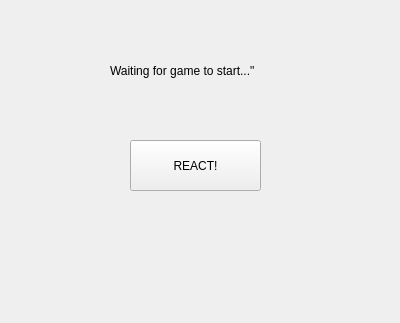
razanelbarougy/Cs-2-lab-project, file ChatClient/reactiongame.ui: the form before one commit.
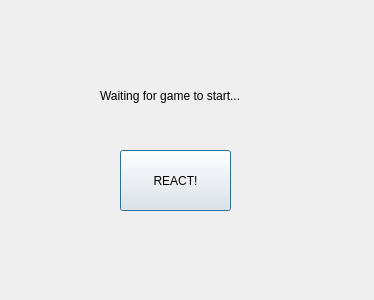
The form after the commit.

```diff
--- a/ChatClient/reactiongame.ui
+++ b/ChatClient/reactiongame.ui
@@ -1,44 +1,44 @@
 <?xml version="1.0" encoding="UTF-8"?>
 <ui version="4.0">
  <class>reactiongame</class>
- <widget class="QWidget" name="reactiongame">
+ <widget class="QDialog" name="reactiongame">
   <property name="geometry">
    <rect>
     <x>0</x>
     <y>0</y>
-    <width>400</width>
-    <height>323</height>
+    <width>374</width>
+    <height>300</height>
    </rect>
   </property>
   <property name="windowTitle">
    <string>Form</string>
   </property>
-  <widget class="QLabel" name="statusLabel">
-   <property name="geometry">
-    <rect>
-     <x>110</x>
-     <y>60</y>
-     <width>191</width>
-     <height>21</height>
-    </rect>
-   </property>
-   <property name="text">
-    <string>Waiting for game to start...&quot;</string>
-   </property>
-  </widget>
   <widget class="QPushButton" name="reactButton">
    <property name="geometry">
     <rect>
-     <x>130</x>
-     <y>140</y>
-     <width>131</width>
-     <height>51</height>
+     <x>120</x>
+     <y>150</y>
+     <width>111</width>
+     <height>61</height>
     </rect>
    </property>
    <property name="text">
     <string>REACT!</string>
    </property>
   </widget>
+  <widget class="QLabel" name="statusLabel">
+   <property name="geometry">
+    <rect>
+     <x>100</x>
+     <y>80</y>
+     <width>201</width>
+     <height>31</height>
+    </rect>
+   </property>
+   <property name="text">
+    <string>Waiting for game to start...</string>
+   </property>
+  </widget>
  </widget>
  <resources/>
  <connections/>
```
Left out of the diff: 2 changed lines with no effect on the pictures.
